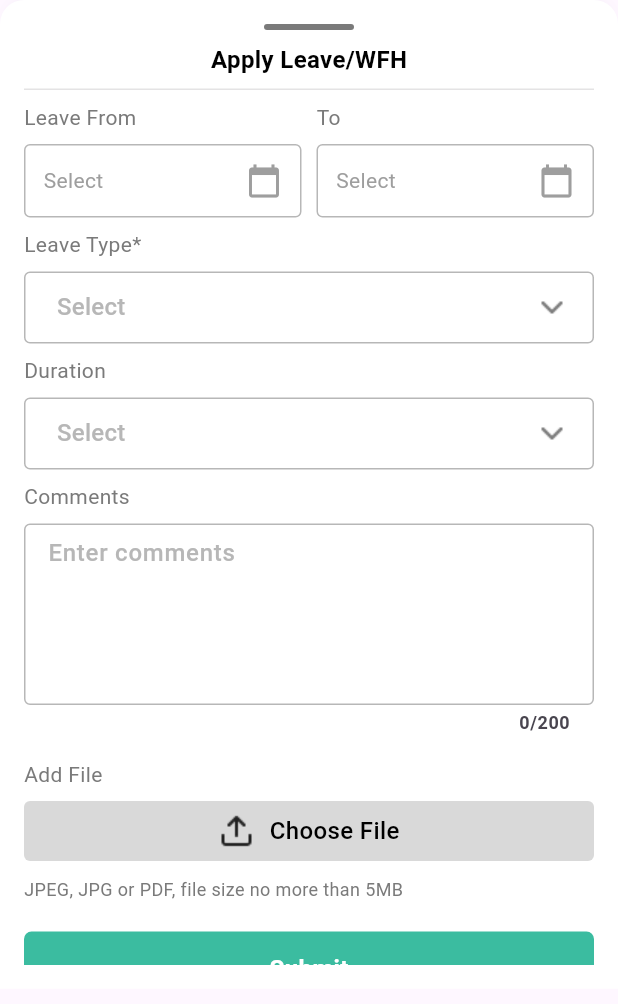
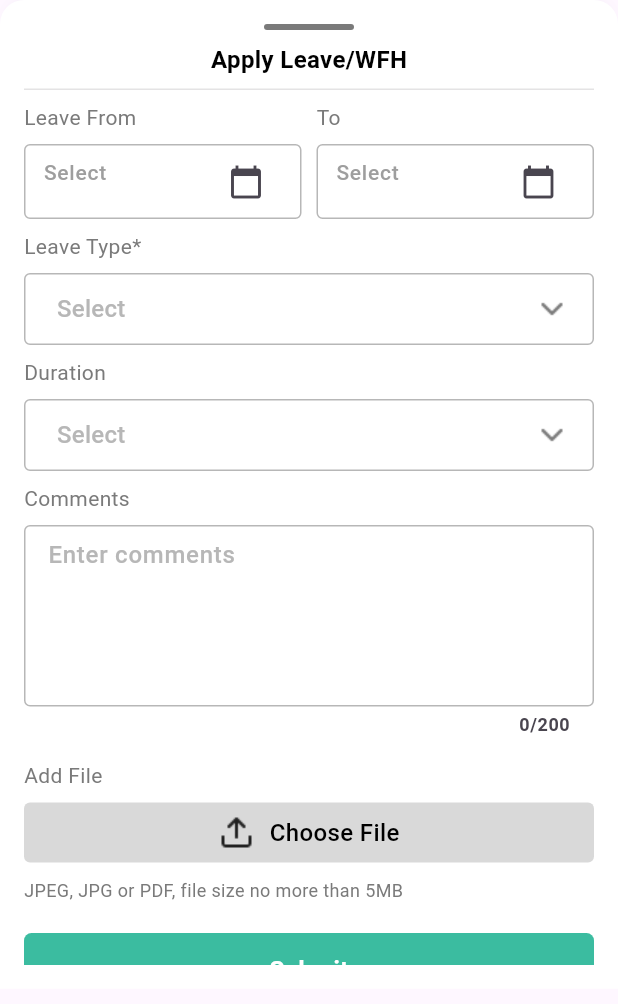
Before and after one commit to Balagopal-R/nms_main, a Flutter app: the ApplyLeaveBottomSheetScreen widget shown alone on an empty page, opened directly, on a phone screen of 412 x 824 dp. Shown: the top 1004 px of the screen. Run offline on Flutter 3.47's test engine with Material 3 defaults, Android fonts, the phone set to English and light mode, and no system bars; our stand-ins replace another_flushbar, carousel_slider, dropdown_button2, file_picker, flutter_speed_dial, flutter_svg and 7 more; missing offline and left inert: just_the_tooltip, webview_flutter_plus; accounts and stored records are empty; network calls fail; Roboto replaces fonts that are missing (DMSans, Satoshi); project files that could hold a hidden picture were left out.

Commit message:
fix: Date text changed to Text Field

```diff
--- a/lib/features/nms_main_layout/leave_balance/leave_bottomsheet/apply_leave_bottomsheet_screen.dart
+++ b/lib/features/nms_main_layout/leave_balance/leave_bottomsheet/apply_leave_bottomsheet_screen.dart
@@ -1,3 +1,5 @@
+import 'dart:math';
+
 import 'package:dropdown_button2/dropdown_button2.dart';
 import 'package:flutter/material.dart';
 import 'package:flutter_svg/svg.dart';
@@ -8,18 +10,17 @@ import 'package:nms/widgets/cornered_button.dart';
 
 import 'apply_leave_bottomsheet.dart';
 
-
 class ApplyLeaveBottomSheetScreen extends StatefulWidget {
   const ApplyLeaveBottomSheetScreen({super.key});
 
   @override
-  State<ApplyLeaveBottomSheetScreen> createState() => _ApplyLeaveBottomSheetScreenState();
+  State<ApplyLeaveBottomSheetScreen> createState() =>
+      _ApplyLeaveBottomSheetScreenState();
 }
 
-class _ApplyLeaveBottomSheetScreenState extends State<ApplyLeaveBottomSheetScreen> {
-
-  double componentsHeight = 49 ;
-
+class _ApplyLeaveBottomSheetScreenState
+    extends State<ApplyLeaveBottomSheetScreen> {
+  double componentsHeight = 49;
 
   @override
   Widget build(BuildContext context) {
@@ -31,7 +32,7 @@ class _ApplyLeaveBottomSheetScreenState extends State<ApplyLeaveBottomSheetScree
         builder: (controller) {
           return Container(
             width: screenWidth,
-          height: screenHeight*.80,
+            height: screenHeight * .80,
             padding: EdgeInsets.all(16.0),
             decoration: BoxDecoration(
               color: Colors.white,
@@ -82,7 +83,11 @@ class _ApplyLeaveBottomSheetScreenState extends State<ApplyLeaveBottomSheetScree
                     height: 1,
                     decoration: BoxDecoration(
                       border: Border(
-          bottom: BorderSide(color: Theme.of(context).colorScheme.onSurface.withOpacity(0.12),
+                        bottom: BorderSide(
+                          color: Theme.of(context)
+                              .colorScheme
+                              .onSurface
+                              .withOpacity(0.12),
                           width: 1,
                         ),
                       ),
@@ -95,7 +100,6 @@ class _ApplyLeaveBottomSheetScreenState extends State<ApplyLeaveBottomSheetScree
 
                   Row(
                     children: [
-
                       Expanded(
                         child: Text(
                           'Leave From',
@@ -107,9 +111,7 @@ class _ApplyLeaveBottomSheetScreenState extends State<ApplyLeaveBottomSheetScree
                           ),
                         ),
                       ),
-
                       SizedBox(width: 10),
-
                       Expanded(
                         child: Text(
                           'To',
@@ -121,11 +123,8 @@ class _ApplyLeaveBottomSheetScreenState extends State<ApplyLeaveBottomSheetScree
                           ),
                         ),
                       ),
-
-
                     ],
                   ),
-
 
                   SizedBox(height: 8.0),
 
@@ -133,14 +132,7 @@ class _ApplyLeaveBottomSheetScreenState extends State<ApplyLeaveBottomSheetScree
 
                   Row(
                     children: [
-
                       Expanded(
-                    child: Container(
-                  height: componentsHeight, // Increased height for Date Picker
-                  child: GestureDetector(
-                    onTap: () {
-                     controller.selectLeaveFromDate(context);
-                    },
                         child: Container(
                           padding: EdgeInsets.symmetric(horizontal: 12.0),
                           decoration: BoxDecoration(
@@ -148,40 +140,45 @@ class _ApplyLeaveBottomSheetScreenState extends State<ApplyLeaveBottomSheetScree
                             border: Border.all(color: Color(0xFFB7B7B7)),
                             color: Colors.white,
                           ),
-                      child: Row(
-                        mainAxisAlignment: MainAxisAlignment.spaceBetween,
-                        children: [
-                          // Text(DateFormat('dd/MM/yyyy').format(controller.selectedDate),
-                          //   style: TextStyle(
-                          //     color: Colors.black,
-                          //   ),
-                          // ),
+                          child: TextField(
+                            controller: TextEditingController(
+                              text: controller.leaveFromDate != null
+                                  ? DateFormat('dd/MM/yyyy')
+                                      .format(controller.leaveFromDate!)
+                                  : 'Select',
+                            ),
+                            readOnly:
+                                true, // Disable direct editing to force the user to select a date
+                            onTap: () async {
+                              // Trigger date picker on tap
+                              await controller.selectLeaveFromDate(context);
+                            },
+                            onChanged: (value) {
+                              debugPrint('Baluu${value.toString()}');
+                              if (controller.validateDates()) {
+                                controller.getLeaveYearByLeaveDate();
+                              }
 
-                           Text(
-                    controller.leaveFromDate != null
-                        ? DateFormat('dd/MM/yyyy').format(controller.leaveFromDate!) // Show selected date
-                        : 'Select', // Hint text before selection
+                              print('Date changed: $value');
+                            },
+                            decoration: InputDecoration(
+                              hintText: 'Select',
+                              hintStyle: TextStyle(
+                                color: Colors.grey,
+                              ),
+                              border: InputBorder.none,
+                              suffixIcon: Icon(Icons.calendar_today),
+                            ),
                             style: TextStyle(
-                      color: controller.leaveFromDate != null ? Colors.black : Colors.grey, // Change text color
-                    ),
-                  ),
-                          Icon(Icons.calendar_today, color: Colors.grey),
-                        ],
+                              color: controller.leaveFromDate != null
+                                  ? Colors.black
+                                  : Colors.grey,
                             ),
                           ),
                         ),
                       ),
-                  ),
-
                       SizedBox(width: 10),
-
                       Expanded(
-                  child: Container(
-                  height: componentsHeight, // Increased height for Date Picker
-                  child: GestureDetector(
-                    onTap: () {
-                     controller.selectToDate(context);
-                    },
                         child: Container(
                           padding: EdgeInsets.symmetric(horizontal: 12.0),
                           decoration: BoxDecoration(
@@ -189,40 +186,53 @@ class _ApplyLeaveBottomSheetScreenState extends State<ApplyLeaveBottomSheetScree
                             border: Border.all(color: Color(0xFFB7B7B7)),
                             color: Colors.white,
                           ),
-                      child: Row(
-                        mainAxisAlignment: MainAxisAlignment.spaceBetween,
-                        children: [
-                          // Text(DateFormat('dd/MM/yyyy').format(controller.selectedDate),
-                          //   style: TextStyle(
-                          //     color: Colors.black,
-                          //   ),
-                          // ),
-                          Text(
-                    controller.toDate != null
-                        ? DateFormat('dd/MM/yyyy').format(controller.toDate!) // Show selected date
-                        : 'Select', // Hint text before selection
+                          child: TextField(
+                            controller: TextEditingController(
+                              text: controller.toDate != null
+                                  ? DateFormat('dd/MM/yyyy')
+                                      .format(controller.toDate!)
+                                  : 'Select',
+                            ),
+                            readOnly:
+                                true, // Disable direct editing to force the user to select a date
+                            onTap: () async {
+                              // Trigger date picker on tap
+                              await controller.selectToDate(context);
+                            },
+                            onChanged: (value) {
+                              if (controller.validateDates()) {
+                                controller.getLeaveYearByLeaveDate();
+                              }
+                              print('Date changed: $value');
+                            },
+                            decoration: InputDecoration(
+                              hintText: 'Select',
+                              hintStyle: TextStyle(
+                                color: Colors.grey,
+                              ),
+                              border: InputBorder.none,
+                              suffixIcon: Icon(Icons.calendar_today),
+                            ),
                             style: TextStyle(
-                      color: controller.toDate != null ? Colors.black : Colors.grey, // Change text color
-                    ),
-                  ),
-                          Icon(Icons.calendar_today, color: Colors.grey),
-                        ],
+                              color: controller.toDate != null
+                                  ? Colors.black
+                                  : Colors.grey,
                             ),
                           ),
                         ),
                       ),
-                ),
-
-
                     ],
                   ),
                   // Validation message below "To" date picker
                   if (controller.validationMessage != null)
                     Padding(
-          padding: const EdgeInsets.only(top: 8.0), // Add some spacing before the message
-          child: Text(controller.validationMessage!,
+                      padding: const EdgeInsets.only(
+                          top: 8.0), // Add some spacing before the message
+                      child: Text(
+                        controller.validationMessage!,
                         style: TextStyle(
-              color: Colors.red, // Red color for the validation message
+                          color: Colors
+                              .red, // Red color for the validation message
                           fontSize: 12.0,
                         ),
                       ),
@@ -241,29 +251,33 @@ class _ApplyLeaveBottomSheetScreenState extends State<ApplyLeaveBottomSheetScree
                   ),
                   SizedBox(height: 8.0),
 
-
                   // Row 6: Location Dropdown
 
-                              Obx(() =>   DropdownButtonFormField2<String>(iconStyleData:const IconStyleData(icon: const SizedBox()),
-
-                        dropdownStyleData: DropdownStyleData(
-                          maxHeight: 150
-                        ),
+                  Obx(
+                    () => DropdownButtonFormField2<String>(
+                      iconStyleData:
+                          const IconStyleData(icon: const SizedBox()),
+                      dropdownStyleData: DropdownStyleData(maxHeight: 150),
                       menuItemStyleData: MenuItemStyleData(),
                       decoration: InputDecoration(
                         contentPadding: const EdgeInsets.all(0),
-                errorText: controller.isLeaveTypeValid.value ? null : 'Please select leave type',
+                        errorText: controller.isLeaveTypeValid.value
+                            ? null
+                            : 'Please select leave type',
                         border: OutlineInputBorder(
                           borderRadius: BorderRadius.circular(4),
-                  borderSide: const BorderSide(color: Color(0xFFB7B7B7)),
+                          borderSide:
+                              const BorderSide(color: Color(0xFFB7B7B7)),
                         ),
                         enabledBorder: OutlineInputBorder(
                           borderRadius: BorderRadius.circular(4),
-                  borderSide: const BorderSide(color: Color(0xFFB7B7B7)),
+                          borderSide:
+                              const BorderSide(color: Color(0xFFB7B7B7)),
                         ),
                         focusedBorder: OutlineInputBorder(
                           borderRadius: BorderRadius.circular(4),
-                  borderSide: const BorderSide(color: Color(0xFF3BBCA0)),
+                          borderSide:
+                              const BorderSide(color: Color(0xFF3BBCA0)),
                         ),
                         filled: true,
                         fillColor: const Color(0xFFFFFFFF),
@@ -281,23 +295,30 @@ class _ApplyLeaveBottomSheetScreenState extends State<ApplyLeaveBottomSheetScree
                         padding: EdgeInsets.only(left: 2.0),
                         child: Text(
                           'Select',
-          style: TextStyle(fontSize: 16.0,fontStyle: FontStyle.normal,
-          fontWeight: FontWeight.w500,color: Color(0xffB7B7B7)),
+                          style: TextStyle(
+                              fontSize: 16.0,
+                              fontStyle: FontStyle.normal,
+                              fontWeight: FontWeight.w500,
+                              color: Color(0xffB7B7B7)),
                         ),
                       ),
-              items: controller.leaveTypes // Replace with your list of leaves
+                      items: controller
+                          .leaveTypes // Replace with your list of leaves
                           .map((item) => DropdownMenuItem<String>(
                                 value: item,
                                 child: Padding(
                                   padding: const EdgeInsets.only(left: 2.0),
                                   child: Text(
                                     item,
-                            style: const TextStyle(fontSize: 16, color: Colors.black),
+                                    style: const TextStyle(
+                                        fontSize: 16, color: Colors.black),
                                   ),
                                 ),
                               ))
                           .toList(),
-              value: controller.selectedLeaveType.value.isEmpty ? null : controller.selectedLeaveType.value,
+                      value: controller.selectedLeaveType.value.isEmpty
+                          ? null
+                          : controller.selectedLeaveType.value,
                       validator: (value) {
                         if (value == null) {
                           return 'Select Leave Type';
@@ -327,26 +348,31 @@ class _ApplyLeaveBottomSheetScreenState extends State<ApplyLeaveBottomSheetScree
 
                   // Row 6: Duration
 
-                              Obx(() =>   DropdownButtonFormField2<String>(iconStyleData:const IconStyleData(icon: const SizedBox()),
-
-                        dropdownStyleData: DropdownStyleData(
-                          maxHeight: 150
-                        ),
+                  Obx(
+                    () => DropdownButtonFormField2<String>(
+                      iconStyleData:
+                          const IconStyleData(icon: const SizedBox()),
+                      dropdownStyleData: DropdownStyleData(maxHeight: 150),
                       menuItemStyleData: MenuItemStyleData(),
                       decoration: InputDecoration(
                         contentPadding: const EdgeInsets.all(0),
-                errorText: controller.isDurationValid.value ? null : 'Please select duration',
+                        errorText: controller.isDurationValid.value
+                            ? null
+                            : 'Please select duration',
                         border: OutlineInputBorder(
                           borderRadius: BorderRadius.circular(4),
-                  borderSide: const BorderSide(color: Color(0xFFB7B7B7)),
+                          borderSide:
+                              const BorderSide(color: Color(0xFFB7B7B7)),
                         ),
                         enabledBorder: OutlineInputBorder(
                           borderRadius: BorderRadius.circular(4),
-                  borderSide: const BorderSide(color: Color(0xFFB7B7B7)),
+                          borderSide:
+                              const BorderSide(color: Color(0xFFB7B7B7)),
                         ),
                         focusedBorder: OutlineInputBorder(
                           borderRadius: BorderRadius.circular(4),
-                  borderSide: const BorderSide(color: Color(0xFF3BBCA0)),
+                          borderSide:
+                              const BorderSide(color: Color(0xFF3BBCA0)),
                         ),
                         filled: true,
                         fillColor: const Color(0xFFFFFFFF),
@@ -364,8 +390,11 @@ class _ApplyLeaveBottomSheetScreenState extends State<ApplyLeaveBottomSheetScree
                         padding: EdgeInsets.only(left: 2.0),
                         child: Text(
                           'Select',
-          style: TextStyle(fontSize: 16.0,fontStyle: FontStyle.normal,
-          fontWeight: FontWeight.w500,color: Color(0xffB7B7B7)),
+                          style: TextStyle(
+                              fontSize: 16.0,
+                              fontStyle: FontStyle.normal,
+                              fontWeight: FontWeight.w500,
+                              color: Color(0xffB7B7B7)),
                         ),
                       ),
                       items: controller.duration // Replace with your duration
@@ -375,12 +404,15 @@ class _ApplyLeaveBottomSheetScreenState extends State<ApplyLeaveBottomSheetScree
                                   padding: const EdgeInsets.only(left: 2.0),
                                   child: Text(
                                     item,
-                            style: const TextStyle(fontSize: 16, color: Colors.black),
+                                    style: const TextStyle(
+                                        fontSize: 16, color: Colors.black),
                                   ),
                                 ),
                               ))
                           .toList(),
-              value: controller.selectedDuration.value.isEmpty ? null : controller.selectedDuration.value,
+                      value: controller.selectedDuration.value.isEmpty
+                          ? null
+                          : controller.selectedDuration.value,
                       validator: (value) {
                         if (value == null) {
                           return 'Select Duration';
@@ -397,39 +429,41 @@ class _ApplyLeaveBottomSheetScreenState extends State<ApplyLeaveBottomSheetScree
                   // Show selected days container
                   if (controller.selectedDays != null)
                     Padding(
-          padding: const EdgeInsets.only(top: 16.0), // Add spacing above the container
+                      padding: const EdgeInsets.only(
+                          top: 16.0), // Add spacing above the container
                       child: Container(
                         decoration: BoxDecoration(
                           borderRadius: BorderRadius.circular(4.0),
-              color: Color(0xFFF1F1F1), // Grey background color (#F1F1F1)
+                          color: Color(
+                              0xFFF1F1F1), // Grey background color (#F1F1F1)
                         ),
-            padding: EdgeInsets.all(12.0), // Padding inside the container
+                        padding: EdgeInsets.all(
+                            12.0), // Padding inside the container
                         child: Row(
                           children: [
-
-                SvgPicture.asset('assets/svg/info.svg'), // Notification icon
-                SizedBox(width: 8.0), // Spacing between icon and text
+                            SvgPicture.asset(
+                                'assets/svg/info.svg'), // Notification icon
+                            SizedBox(
+                                width: 8.0), // Spacing between icon and text
                             Text(
                               '${controller.selectedDays} day${controller.selectedDays! > 1 ? 's' : ''} selected', // Show n days selected
                               style: TextStyle(
                                   color: Color(0xff7A7A7A),
                                   fontSize: 14.0,
-                    fontWeight: FontWeight.w400
-                  ),
+                                  fontWeight: FontWeight.w400),
                             ),
                           ],
                         ),
                       ),
                     ),
 
-                              SizedBox(height: 8,),
-
-
+                  SizedBox(
+                    height: 8,
+                  ),
 
                   CommentsInput(controller: controller),
 
                   SizedBox(height: 16.0),
-
 
                   Align(
                     alignment: Alignment.centerLeft,
@@ -506,23 +540,19 @@ class _ApplyLeaveBottomSheetScreenState extends State<ApplyLeaveBottomSheetScree
                     title: 'Submit',
                     textcolor: backgroundColor,
                     onPress: () async {
-
                       controller.validateForm();
                       if (controller.isLeaveTypeValid.value &&
                           controller.isDurationValid.value &&
                           controller.isCommentValid.value) {
                         await controller.uploadFiles(controller.files);
                       }
-
-
                     },
                   )
                 ],
               ),
             ),
           );
-      }
-    );
+        });
   }
 
   Widget _buildFileList(ApplyLeaveBottomSheetController controller) {
@@ -542,9 +572,8 @@ class _ApplyLeaveBottomSheetScreenState extends State<ApplyLeaveBottomSheetScree
             trailing: IconButton(
                 icon: const Icon(Icons.close),
                 onPressed: () {
-                controller.showCustomDialog(context,index);
-              }
-            ),
+                  controller.showCustomDialog(context, index);
+                }),
           ),
         );
       },
@@ -572,17 +601,24 @@ class CommentsInput extends StatelessWidget {
           ),
         ),
         const SizedBox(height: 8.0),
-         Obx(() => TextFormField(
+        Obx(
+          () => TextFormField(
             focusNode: controller.commentsFocusNode,
             maxLength: 200,
             maxLines: 5,
             controller: controller.commentController,
             decoration: InputDecoration(
               hintText: 'Enter comments',
-            hintStyle: const TextStyle(fontSize: 16.0,fontStyle: FontStyle.normal,
-          fontWeight: FontWeight.w500,color: Color(0xffB7B7B7)),
-            errorText: controller.isCommentValid.value ? null : 'Please enter a comment',
-            contentPadding: const EdgeInsets.symmetric(horizontal: 12.0, vertical: 8.0),
+              hintStyle: const TextStyle(
+                  fontSize: 16.0,
+                  fontStyle: FontStyle.normal,
+                  fontWeight: FontWeight.w500,
+                  color: Color(0xffB7B7B7)),
+              errorText: controller.isCommentValid.value
+                  ? null
+                  : 'Please enter a comment',
+              contentPadding:
+                  const EdgeInsets.symmetric(horizontal: 12.0, vertical: 8.0),
               border: OutlineInputBorder(
                 borderRadius: BorderRadius.circular(4),
                 borderSide: const BorderSide(color: Color(0xFFB7B7B7)),
```
Also changed, not shown: lib/features/nms_main_layout/leave_balance/leave_bottomsheet/apply_leave_bottomsheet_controller.dart (+15 -3 lines). Lines whose indentation alone changed are shown as unchanged.
